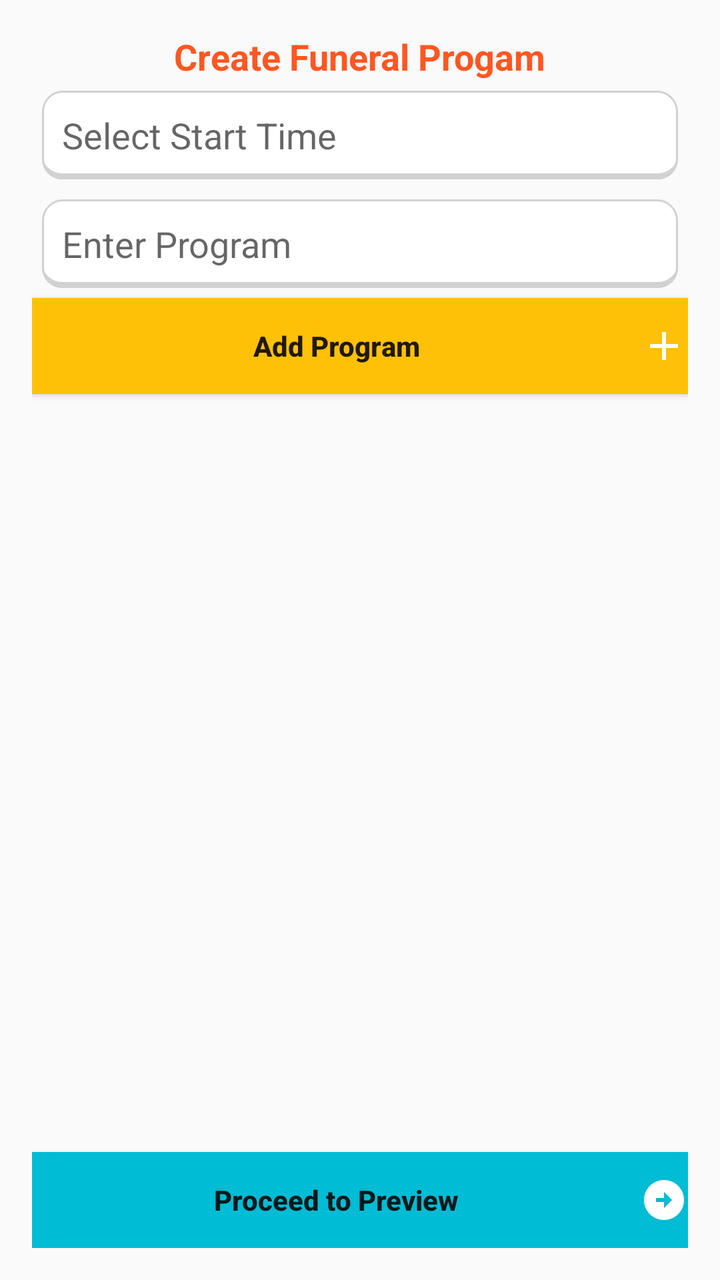
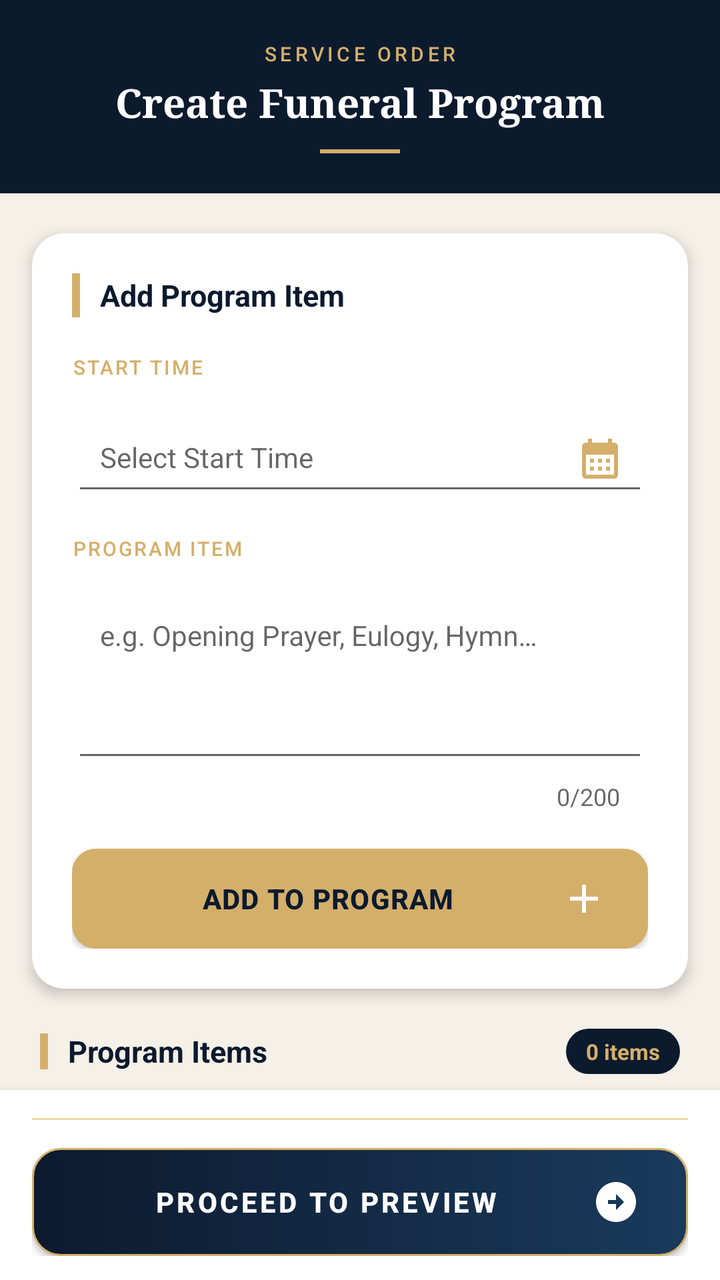

Before-and-after screenshots of an Android layout around one commit, followed by the original layout XML and the change that was made.
<!-- AndroidManifest.xml: application theme Theme.Farewell -->
<!-- res/layout/activity_program_set.xml -->
<?xml version="1.0" encoding="utf-8"?>
<LinearLayout xmlns:android="http://schemas.android.com/apk/res/android"
    android:layout_width="match_parent"
    android:layout_height="match_parent"
    android:orientation="vertical"
    android:padding="16dp">

    <TextView
        android:layout_width="wrap_content"
        android:layout_height="wrap_content"
        android:text="Create Funeral Progam"
        android:textColor="#FF5722"
        android:textSize="18dp"
        android:layout_gravity="center"
        android:textStyle="bold"/>

    
    <EditText
        android:id="@+id/StarttimeEditText"
        android:layout_width="match_parent"
        android:layout_height="wrap_content"
        android:hint="Select Start Time"
        android:background="@drawable/search_bg"
        android:padding="10dp"
        android:layout_margin="5dp"
        android:focusable="false" />

    
    <EditText
        android:id="@+id/actionEditText"
        android:layout_width="match_parent"
        android:layout_height="wrap_content"
        android:layout_margin="5dp"
        android:background="@drawable/search_bg"
        android:padding="10dp"
        android:inputType="textMultiLine"
        android:hint="Enter Program" />

    
    <Button
        android:id="@+id/addButton"
        android:layout_width="match_parent"
        android:layout_height="wrap_content"
        android:background="#FFC107"
        android:inputType="text"
        android:drawableEnd="@drawable/baseline_add_24"
        android:textStyle="bold"
        android:text="Add Program" />

    
    <androidx.recyclerview.widget.RecyclerView
        android:id="@+id/recyclerView"
        android:layout_width="match_parent"
        android:layout_height="0dp"
        android:layout_weight="1"
        android:paddingTop="8dp"/>

    <Button
        android:id="@+id/previewButton"
        android:layout_width="match_parent"
        android:layout_height="wrap_content"
        android:background="#00BCD4"
        android:textStyle="bold"
        android:inputType="text"
        android:drawableEnd="@drawable/arrow_circle_right_24"
        android:text="Proceed to Preview" />
</LinearLayout>
<!-- resources referenced by this layout -->
<resources>
  <!-- drawable arrow_circle_right_24 (drawable) -->
  <vector xmlns:android="http://schemas.android.com/apk/res/android" android:height="24dp" android:tint="#FFFFFF" android:viewportHeight="24" android:viewportWidth="24" android:width="24dp">
        
      <path android:fillColor="@android:color/white" android:pathData="M22,12c0,-5.52 -4.48,-10 -10,-10S2,6.48 2,12c0,5.52 4.48,10 10,10S22,17.52 22,12zM12,13l-4,0v-2l4,0V8l4,4l-4,4V13z"/>
      
  </vector>
  <!-- drawable baseline_add_24 (drawable) -->
  <vector xmlns:android="http://schemas.android.com/apk/res/android" android:height="24dp" android:tint="#FFFFFF" android:viewportHeight="24" android:viewportWidth="24" android:width="24dp">
        
      <path android:fillColor="@android:color/white" android:pathData="M19,13h-6v6h-2v-6H5v-2h6V5h2v6h6v2z"/>
      
  </vector>
  <!-- drawable search_bg (drawable) -->
  <?xml version="1.0" encoding="utf-8"?>
  <layer-list xmlns:android="http://schemas.android.com/apk/res/android">
  
      
      <item android:top="5dp">
          <shape>
              <solid android:color="#D1D1D1" />
              <corners android:radius="10dp" />
          </shape>
      </item>
      
      <item android:bottom="3dp">
          <shape>
              <solid android:color="@color/white" />
              <corners android:radius="10dp" />
          </shape>
      </item>
  
      <item>
          <shape android:shape="rectangle">
              <stroke android:width="1dp"
                  android:color="#D1D1D1" />
              <corners android:radius="10dp" />
          </shape>
      </item>
  
  </layer-list>
  <style name="Theme.Farewell" parent="Theme.AppCompat.Light.DarkActionBar" />
  <color name="white">#FFFFFFFF</color>
</resources>

<!-- the commit's change to res/layout/activity_program_set.xml (unified diff, before → after) -->
@@ -1,51 +1,233 @@
 <?xml version="1.0" encoding="utf-8"?>
 <LinearLayout xmlns:android="http://schemas.android.com/apk/res/android"
+    xmlns:app="http://schemas.android.com/apk/res-auto"
     android:layout_width="match_parent"
     android:layout_height="match_parent"
     android:orientation="vertical"
-    android:padding="16dp">
-
-    <TextView
-        android:layout_width="wrap_content"
-        android:layout_height="wrap_content"
-        android:text="Create Funeral Progam"
-        android:textColor="#FF5722"
-        android:textSize="18dp"
-        android:layout_gravity="center"
-        android:textStyle="bold"/>
-
-    
-    <EditText
-        android:id="@+id/StarttimeEditText"
-        android:layout_width="match_parent"
-        android:layout_height="wrap_content"
-        android:hint="Select Start Time"
-        android:background="@drawable/search_bg"
-        android:padding="10dp"
-        android:layout_margin="5dp"
-        android:focusable="false" />
-
-    
-    <EditText
-        android:id="@+id/actionEditText"
-        android:layout_width="match_parent"
-        android:layout_height="wrap_content"
-        android:layout_margin="5dp"
-        android:background="@drawable/search_bg"
-        android:padding="10dp"
-        android:inputType="textMultiLine"
-        android:hint="Enter Program" />
-
-    
-    <Button
-        android:id="@+id/addButton"
-        android:layout_width="match_parent"
-        android:layout_height="wrap_content"
-        android:background="#FFC107"
-        android:inputType="text"
-        android:drawableEnd="@drawable/baseline_add_24"
-        android:textStyle="bold"
-        android:text="Add Program" />
+    android:background="#F5F0E8">
+
+    
+    <LinearLayout
+        android:layout_width="match_parent"
+        android:layout_height="wrap_content"
+        android:orientation="vertical"
+        android:background="#0C1A2E"
+        android:paddingStart="20dp"
+        android:paddingEnd="20dp"
+        android:paddingTop="20dp"
+        android:paddingBottom="20dp">
+
+        
+        <TextView
+            android:layout_width="wrap_content"
+            android:layout_height="wrap_content"
+            android:text="SERVICE ORDER"
+            android:textColor="#D4AF6A"
+            android:textSize="10sp"
+            android:letterSpacing="0.18"
+            android:fontFamily="sans-serif-medium"
+            android:layout_gravity="center_horizontal"
+            android:layout_marginBottom="4dp" />
+
+        
+        <TextView
+            android:layout_width="wrap_content"
+            android:layout_height="wrap_content"
+            android:text="Create Funeral Program"
+            android:textColor="#FFFFFF"
+            android:textSize="20sp"
+            android:fontFamily="serif"
+            android:textStyle="bold"
+            android:layout_gravity="center_horizontal" />
+
+        
+        <View
+            android:layout_width="40dp"
+            android:layout_height="2dp"
+            android:background="#D4AF6A"
+            android:layout_gravity="center_horizontal"
+            android:layout_marginTop="10dp" />
+
+    </LinearLayout>
+
+    
+    <androidx.cardview.widget.CardView
+        xmlns:app="http://schemas.android.com/apk/res-auto"
+        android:layout_width="match_parent"
+        android:layout_height="wrap_content"
+        android:layout_marginStart="16dp"
+        android:layout_marginEnd="16dp"
+        android:layout_marginTop="20dp"
+        app:cardBackgroundColor="#FFFFFF"
+        app:cardCornerRadius="16dp"
+        app:cardElevation="4dp">
+
+        <LinearLayout
+            android:layout_width="match_parent"
+            android:layout_height="wrap_content"
+            android:orientation="vertical"
+            android:padding="20dp">
+
+            
+            <LinearLayout
+                android:layout_width="match_parent"
+                android:layout_height="wrap_content"
+                android:orientation="horizontal"
+                android:gravity="center_vertical"
+                android:layout_marginBottom="18dp">
+
+                <View
+                    android:layout_width="4dp"
+                    android:layout_height="22dp"
+                    android:background="#D4AF6A"
+                    android:layout_marginEnd="10dp" />
+
+                <TextView
+                    android:layout_width="0dp"
+                    android:layout_height="wrap_content"
+                    android:layout_weight="1"
+                    android:text="Add Program Item"
+                    android:textColor="#0C1A2E"
+                    android:textSize="15sp"
+                    android:textStyle="bold" />
+            </LinearLayout>
+
+            
+            <TextView
+                android:layout_width="wrap_content"
+                android:layout_height="wrap_content"
+                android:text="START TIME"
+                android:textColor="#D4AF6A"
+                android:textSize="10sp"
+                android:letterSpacing="0.1"
+                android:fontFamily="sans-serif-medium"
+                android:layout_marginBottom="4dp" />
+
+            <com.google.android.material.textfield.TextInputLayout
+                android:layout_width="match_parent"
+                android:layout_height="wrap_content"
+                android:layout_marginBottom="14dp"
+                app:boxCornerRadiusTopStart="10dp"
+                app:boxCornerRadiusTopEnd="10dp"
+                app:boxCornerRadiusBottomStart="10dp"
+                app:boxCornerRadiusBottomEnd="10dp"
+                app:boxStrokeColor="#D4AF6A"
+                app:hintTextColor="#8A7A5A"
+                app:endIconDrawable="@drawable/calendar"
+                app:endIconTint="#D4AF6A"
+                app:endIconMode="custom"
+                app:boxStrokeWidth="1.5dp">
+
+                <com.google.android.material.textfield.TextInputEditText
+                    android:id="@+id/StarttimeEditText"
+                    android:layout_width="match_parent"
+                    android:layout_height="wrap_content"
+                    android:hint="Select Start Time"
+                    android:focusable="false"
+                    android:clickable="true"
+                    android:textColor="#1A1A2E"
+                    android:textSize="14sp"
+                    android:padding="14dp" />
+            </com.google.android.material.textfield.TextInputLayout>
+
+            
+            <TextView
+                android:layout_width="wrap_content"
+                android:layout_height="wrap_content"
+                android:text="PROGRAM ITEM"
+                android:textColor="#D4AF6A"
+                android:textSize="10sp"
+                android:letterSpacing="0.1"
+                android:fontFamily="sans-serif-medium"
+                android:layout_marginBottom="4dp" />
+
+            <com.google.android.material.textfield.TextInputLayout
+                android:layout_width="match_parent"
+                android:layout_height="wrap_content"
+                android:layout_marginBottom="18dp"
+                app:boxCornerRadiusTopStart="10dp"
+                app:boxCornerRadiusTopEnd="10dp"
+                app:boxCornerRadiusBottomStart="10dp"
+                app:boxCornerRadiusBottomEnd="10dp"
+                app:boxStrokeColor="#D4AF6A"
+                app:hintTextColor="#8A7A5A"
+                app:counterEnabled="true"
+                app:counterMaxLength="200"
+                app:boxStrokeWidth="1.5dp">
+
+                <com.google.android.material.textfield.TextInputEditText
+                    android:id="@+id/actionEditText"
+                    android:layout_width="match_parent"
+                    android:layout_height="wrap_content"
+                    android:minHeight="90dp"
+                    android:gravity="top|start"
+                    android:hint="e.g. Opening Prayer, Eulogy, Hymn…"
+                    android:inputType="textMultiLine|textCapSentences"
+                    android:textColor="#1A1A2E"
+                    android:textSize="14sp"
+                    android:padding="14dp" />
+            </com.google.android.material.textfield.TextInputLayout>
+
+            
+            <androidx.appcompat.widget.AppCompatButton
+                android:id="@+id/addButton"
+                android:layout_width="match_parent"
+                android:layout_height="50dp"
+                android:background="@drawable/btn_add_program_bg"
+                android:drawableEnd="@drawable/baseline_add_24"
+                android:drawablePadding="8dp"
+                android:paddingStart="20dp"
+                android:paddingEnd="20dp"
+                android:text="Add to Program"
+                android:textColor="#0C1A2E"
+                android:textSize="14sp"
+                android:textStyle="bold"
+                android:letterSpacing="0.03" />
+
+        </LinearLayout>
+    </androidx.cardview.widget.CardView>
+
+    
+    <LinearLayout
+        android:layout_width="match_parent"
+        android:layout_height="wrap_content"
+        android:orientation="horizontal"
+        android:gravity="center_vertical"
+        android:paddingStart="20dp"
+        android:paddingEnd="20dp"
+        android:paddingTop="20dp"
+        android:paddingBottom="8dp">
+
+        <View
+            android:layout_width="4dp"
+            android:layout_height="18dp"
+            android:background="#D4AF6A"
+            android:layout_marginEnd="10dp" />
+
+        <TextView
+            android:layout_width="0dp"
+            android:layout_height="wrap_content"
+            android:layout_weight="1"
+            android:text="Program Items"
+            android:textColor="#0C1A2E"
+            android:textSize="15sp"
+            android:textStyle="bold" />
+
+        
+        <TextView
+            android:id="@+id/itemCountBadge"
+            android:layout_width="wrap_content"
+            android:layout_height="wrap_content"
+            android:background="@drawable/badge_navy_bg"
+            android:text="0 items"
+            android:textColor="#D4AF6A"
+            android:textSize="11sp"
+            android:textStyle="bold"
+            android:paddingStart="10dp"
+            android:paddingEnd="10dp"
+            android:paddingTop="4dp"
+            android:paddingBottom="4dp" />
+    </LinearLayout>
 
     
     <androidx.recyclerview.widget.RecyclerView
@@ -53,15 +235,46 @@
         android:layout_width="match_parent"
         android:layout_height="0dp"
         android:layout_weight="1"
-        android:paddingTop="8dp"/>
-
-    <Button
-        android:id="@+id/previewButton"
-        android:layout_width="match_parent"
-        android:layout_height="wrap_content"
-        android:background="#00BCD4"
-        android:textStyle="bold"
-        android:inputType="text"
-        android:drawableEnd="@drawable/arrow_circle_right_24"
-        android:text="Proceed to Preview" />
+        android:paddingStart="16dp"
+        android:paddingEnd="16dp"
+        android:paddingTop="4dp"
+        android:paddingBottom="8dp"
+        android:clipToPadding="false" />
+
+    
+    <LinearLayout
+        android:layout_width="match_parent"
+        android:layout_height="wrap_content"
+        android:orientation="vertical"
+        android:background="#FFFFFF"
+        android:elevation="8dp"
+        android:paddingStart="16dp"
+        android:paddingEnd="16dp"
+        android:paddingTop="14dp"
+        android:paddingBottom="20dp">
+
+        
+        <View
+            android:layout_width="match_parent"
+            android:layout_height="1dp"
+            android:background="#E8D9A0"
+            android:layout_marginBottom="14dp" />
+
+        
+        <androidx.appcompat.widget.AppCompatButton
+            android:id="@+id/previewButton"
+            android:layout_width="match_parent"
+            android:layout_height="54dp"
+            android:background="@drawable/btn_proceed_bg"
+            android:drawableEnd="@drawable/arrow_circle_right_24"
+            android:drawablePadding="10dp"
+            android:paddingStart="24dp"
+            android:paddingEnd="24dp"
+            android:text="PROCEED TO PREVIEW"
+            android:textColor="#FFFFFF"
+            android:textSize="14sp"
+            android:textStyle="bold"
+            android:letterSpacing="0.1" />
+    </LinearLayout>
+
 </LinearLayout>
<!-- resource entries referenced after the edit -->
@@ -6,41 +6,44 @@
       <path android:fillColor="@android:color/white" android:pathData="M22,12c0,-5.52 -4.48,-10 -10,-10S2,6.48 2,12c0,5.52 4.48,10 10,10S22,17.52 22,12zM12,13l-4,0v-2l4,0V8l4,4l-4,4V13z"/>
       
   </vector>
+  <!-- drawable badge_navy_bg (drawable) -->
+  <?xml version="1.0" encoding="utf-8"?>
+  <shape xmlns:android="http://schemas.android.com/apk/res/android"
+      android:shape="rectangle">
+      <solid android:color="#0C1A2E" />
+      <corners android:radius="100dp" />
+  </shape>
   <!-- drawable baseline_add_24 (drawable) -->
   <vector xmlns:android="http://schemas.android.com/apk/res/android" android:height="24dp" android:tint="#FFFFFF" android:viewportHeight="24" android:viewportWidth="24" android:width="24dp">
         
       <path android:fillColor="@android:color/white" android:pathData="M19,13h-6v6h-2v-6H5v-2h6V5h2v6h6v2z"/>
       
   </vector>
-  <!-- drawable search_bg (drawable) -->
+  <!-- drawable btn_add_program_bg (drawable) -->
   <?xml version="1.0" encoding="utf-8"?>
-  <layer-list xmlns:android="http://schemas.android.com/apk/res/android">
-  
-      
-      <item android:top="5dp">
-          <shape>
-              <solid android:color="#D1D1D1" />
-              <corners android:radius="10dp" />
-          </shape>
-      </item>
-      
-      <item android:bottom="3dp">
-          <shape>
-              <solid android:color="@color/white" />
-              <corners android:radius="10dp" />
-          </shape>
-      </item>
-  
-      <item>
-          <shape android:shape="rectangle">
-              <stroke android:width="1dp"
-                  android:color="#D1D1D1" />
-              <corners android:radius="10dp" />
-          </shape>
-      </item>
-  
-  </layer-list>
+  <shape xmlns:android="http://schemas.android.com/apk/res/android"
+      android:shape="rectangle">
+      <solid android:color="#D4AF6A" />
+      <corners android:radius="12dp" />
+  </shape>
+  <!-- drawable btn_proceed_bg (drawable) -->
+  <?xml version="1.0" encoding="utf-8"?>
+  <shape xmlns:android="http://schemas.android.com/apk/res/android"
+      android:shape="rectangle">
+      <gradient
+          android:startColor="#0C1A2E"
+          android:endColor="#1A3A5C"
+          android:angle="0"
+          android:type="linear" />
+      <corners android:radius="14dp" />
+      <stroke android:width="1dp" android:color="#D4AF6A" />
+  </shape>
+  <!-- drawable calendar (drawable) -->
+  <vector android:height="24dp" android:tint="#B68973"
+      android:viewportHeight="24" android:viewportWidth="24"
+      android:width="24dp" xmlns:android="http://schemas.android.com/apk/res/android">
+      <path android:fillColor="@android:color/white" android:pathData="M19,4h-1V2h-2v2H8V2H6v2H5C3.89,4 3.01,4.9 3.01,6L3,20c0,1.1 0.89,2 2,2h14c1.1,0 2,-0.9 2,-2V6C21,4.9 20.1,4 19,4zM19,20H5V10h14V20zM9,14H7v-2h2V14zM13,14h-2v-2h2V14zM17,14h-2v-2h2V14zM9,18H7v-2h2V18zM13,18h-2v-2h2V18zM17,18h-2v-2h2V18z"/>
+  </vector>
   <style name="Theme.Farewell" parent="Theme.AppCompat.Light.DarkActionBar" />
-  <color name="white">#FFFFFFFF</color>
 </resources>
 
